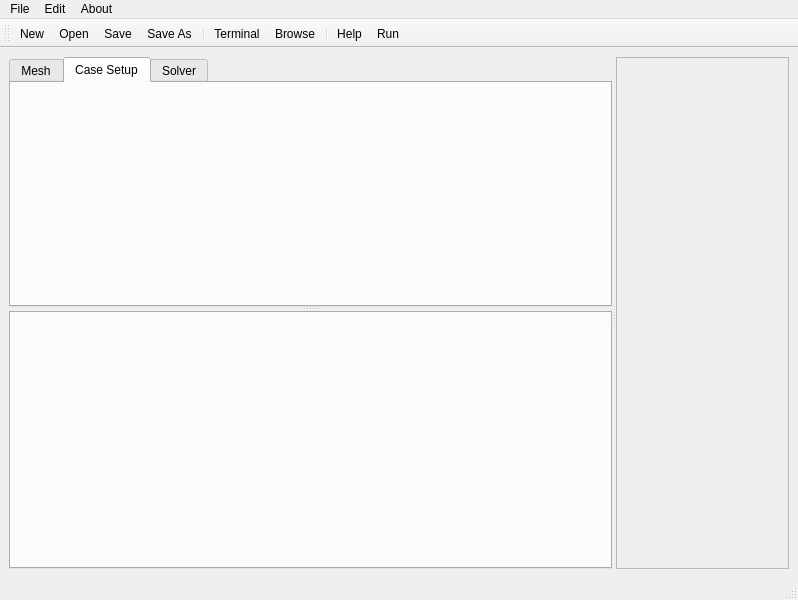
Above: petroFoam.ui from Eng-RSMY/petroFoam before the change. Below: the same form after it.
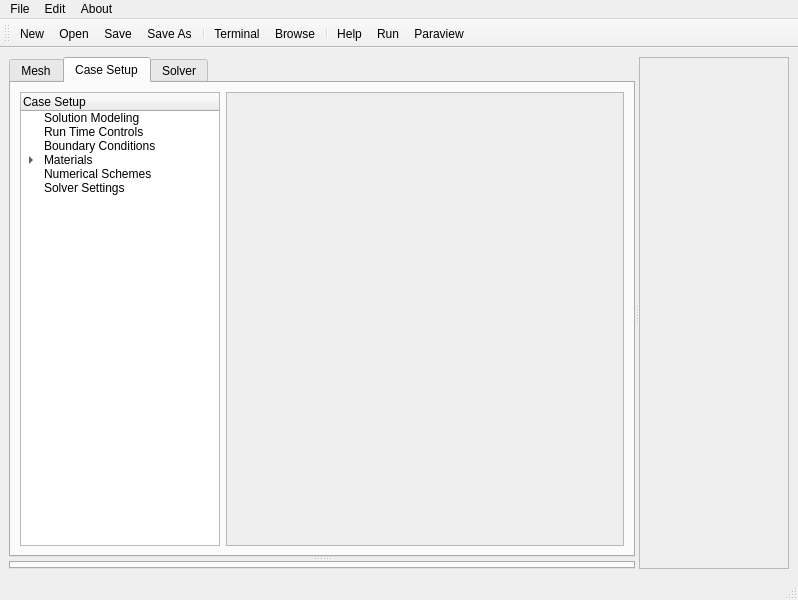
That is the form after the change. The open tabs and pages were chosen to show the change. Icons and pictures are not drawn.

The edit to the form file:
```diff
--- a/petroFoam.ui
+++ b/petroFoam.ui
@@ -155,6 +155,75 @@
             <attribute name="title">
              <string>Case Setup</string>
             </attribute>
+            <layout class="QGridLayout" name="gridLayout_3">
+             <item row="0" column="0">
+              <widget class="QTreeWidget" name="treeWidget">
+               <property name="maximumSize">
+                <size>
+                 <width>200</width>
+                 <height>16777215</height>
+                </size>
+               </property>
+               <column>
+                <property name="text">
+                 <string>Case Setup</string>
+                </property>
+               </column>
+               <item>
+                <property name="text">
+                 <string>Solution Modeling</string>
+                </property>
+               </item>
+               <item>
+                <property name="text">
+                 <string>Run Time Controls</string>
+                </property>
+               </item>
+               <item>
+                <property name="text">
+                 <string>Boundary Conditions</string>
+                </property>
+               </item>
+               <item>
+                <property name="text">
+                 <string>Materials</string>
+                </property>
+                <item>
+                 <property name="text">
+                  <string>air</string>
+                 </property>
+                </item>
+               </item>
+               <item>
+                <property name="text">
+                 <string>Numerical Schemes</string>
+                </property>
+               </item>
+               <item>
+                <property name="text">
+                 <string>Solver Settings</string>
+                </property>
+               </item>
+              </widget>
+             </item>
+             <item row="0" column="1">
+              <widget class="QScrollArea" name="scrollArea_case_setup">
+               <property name="widgetResizable">
+                <bool>true</bool>
+               </property>
+               <widget class="QWidget" name="scrollAreaWidgetContents_2">
+                <property name="geometry">
+                 <rect>
+                  <x>0</x>
+                  <y>0</y>
+                  <width>332</width>
+                  <height>189</height>
+                 </rect>
+                </property>
+               </widget>
+              </widget>
+             </item>
+            </layout>
            </widget>
            <widget class="QWidget" name="tab_3">
             <attribute name="title">
@@ -166,24 +235,12 @@
            <layout class="QHBoxLayout" name="horizontalLayout_2">
             <item>
              <widget class="QTabWidget" name="tabWidget_2">
-              <property name="minimumSize">
-               <size>
-                <width>0</width>
-                <height>200</height>
-               </size>
-              </property>
               <property name="currentIndex">
                <number>-1</number>
               </property>
-              <property name="documentMode">
-               <bool>false</bool>
-              </property>
               <property name="tabsClosable">
                <bool>true</bool>
               </property>
-              <property name="movable">
-               <bool>true</bool>
-              </property>
              </widget>
             </item>
            </layout>
@@ -216,7 +273,7 @@
             <rect>
              <x>0</x>
              <y>0</y>
-             <width>130</width>
+             <width>192</width>
              <height>464</height>
             </rect>
            </property>
@@ -298,6 +355,7 @@
    <addaction name="separator"/>
    <addaction name="actionHelp"/>
    <addaction name="actionRun"/>
+   <addaction name="actionParaview"/>
   </widget>
   <action name="actionNew">
    <property name="icon">
@@ -393,6 +451,18 @@
     <string>Run</string>
    </property>
   </action>
+  <action name="actionParaview">
+   <property name="icon">
+    <iconset resource="resources.qrc">
+     <normaloff>:/newPrefix/images/fromHelyx/paraview16.png</normaloff>:/newPrefix/images/fromHelyx/paraview16.png</iconset>
+   </property>
+   <property name="text">
+    <string>Paraview</string>
+   </property>
+   <property name="toolTip">
+    <string>Open Paraview</string>
+   </property>
+  </action>
  </widget>
  <resources>
   <include location="resources.qrc"/>
```
Left out of the diff: 44 changed lines with no effect on the pictures.
